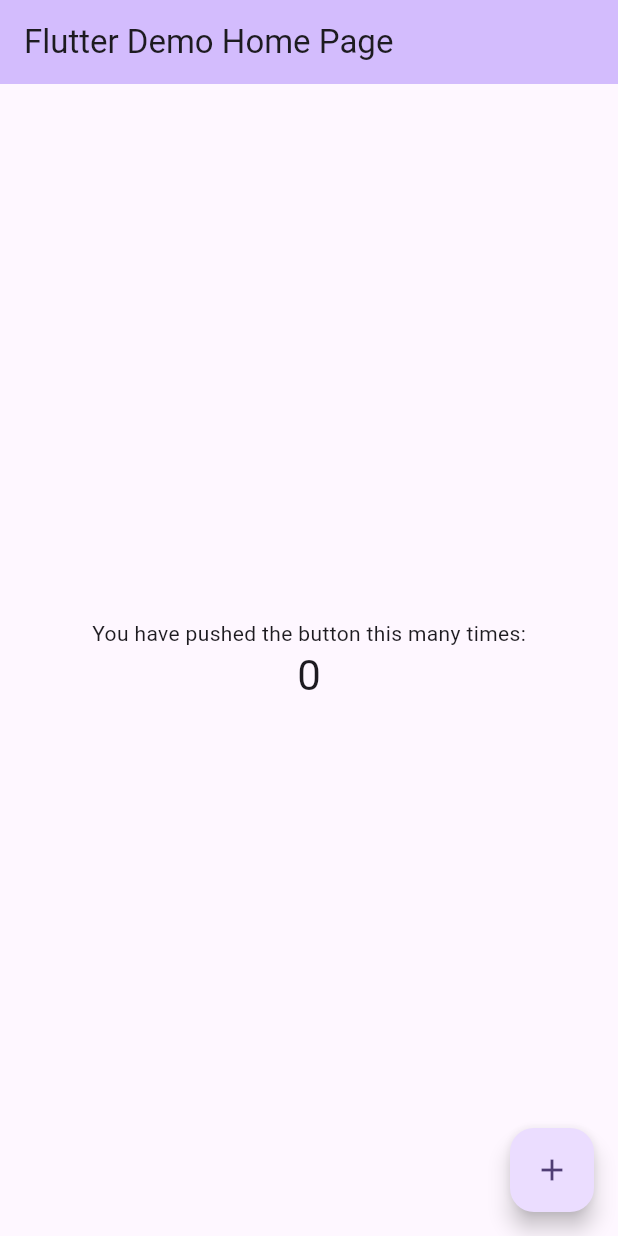
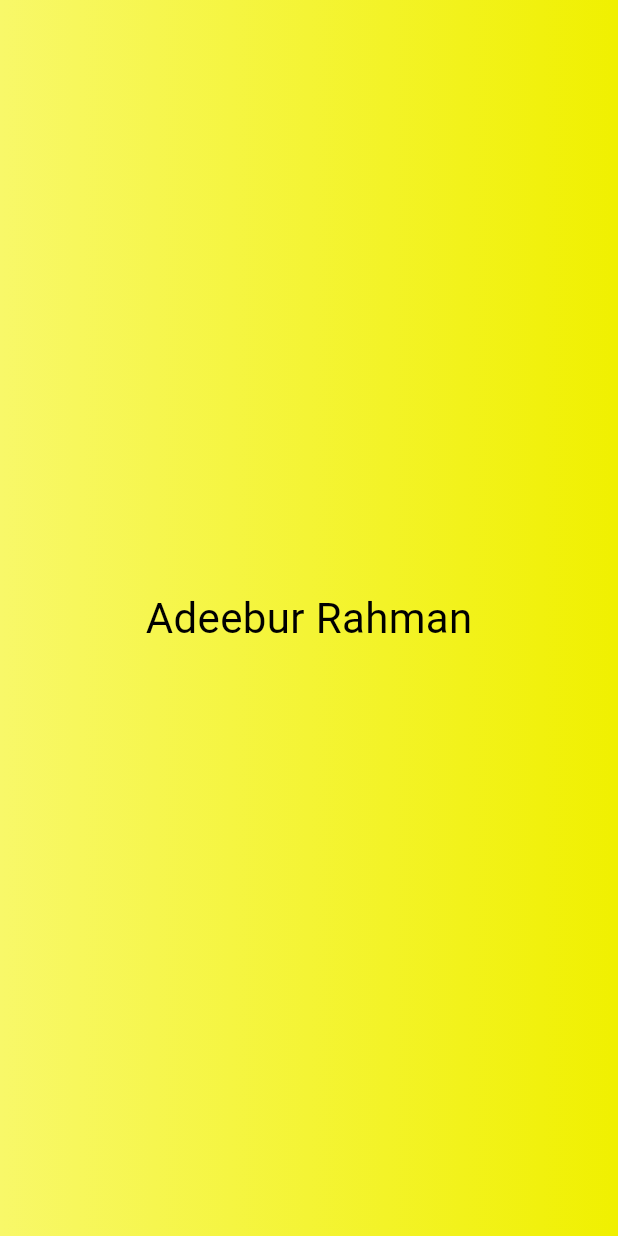
Before and after one commit to adeeburrahman11/basics, a Flutter app: the screen it shows after launch, on a phone screen of 412 x 824 dp. Run offline on Flutter 3.47's test engine with Material 3 defaults, Android fonts, the phone set to English and light mode, and no system bars.

Commit message:
some changes

```diff
--- /dev/null
+++ b/lib/gradient_container.dart
@@ -0,0 +1,22 @@
+import 'package:flutter/material.dart';
+import 'package:basics/styled_text.dart';
+
+class GradientContainer extends StatelessWidget {
+  const GradientContainer({super.key});
+  @override
+  Widget build(context) {
+    return Container(
+      decoration: const BoxDecoration(
+        gradient: LinearGradient(
+          colors: [
+            Color.fromARGB(255, 248, 248, 105),
+            Color.fromARGB(255, 240, 240, 0),
+          ],
+        ),
+      ),
+      child: const Center(
+        child: StyledText(),
+      ),
+    );
+  }
+}
--- a/lib/main.dart
+++ b/lib/main.dart
@@ -1,125 +1,13 @@
 import 'package:flutter/material.dart';
+import 'package:basics/gradient_container.dart';
 
 void main() {
-  runApp(const MyApp());
+  runApp(
+    const MaterialApp(
+      home: Scaffold(
+        // backgroundColor: Color.fromARGB(255, 230, 230, 20),
+        body: GradientContainer(),
+      ),
+    ),
+  );
 }
-
-class MyApp extends StatelessWidget {
-  const MyApp({super.key});
-
-  // This widget is the root of your application.
-  @override
-  Widget build(BuildContext context) {
-    return MaterialApp(
-      title: 'Flutter Demo',
-      theme: ThemeData(
-        // This is the theme of your application.
-        //
-        // TRY THIS: Try running your application with "flutter run". You'll see
-        // the application has a purple toolbar. Then, without quitting the app,
-        // try changing the seedColor in the colorScheme below to Colors.green
-        // and then invoke "hot reload" (save your changes or press the "hot
-        // reload" button in a Flutter-supported IDE, or press "r" if you used
-        // the command line to start the app).
-        //
-        // Notice that the counter didn't reset back to zero; the application
-        // state is not lost during the reload. To reset the state, use hot
-        // restart instead.
-        //
-        // This works for code too, not just values: Most code changes can be
-        // tested with just a hot reload.
-        colorScheme: ColorScheme.fromSeed(seedColor: Colors.deepPurple),
-        useMaterial3: true,
-      ),
-      home: const MyHomePage(title: 'Flutter Demo Home Page'),
-    );
-  }
-}
-
-class MyHomePage extends StatefulWidget {
-  const MyHomePage({super.key, required this.title});
-
-  // This widget is the home page of your application. It is stateful, meaning
-  // that it has a State object (defined below) that contains fields that affect
-  // how it looks.
-
-  // This class is the configuration for the state. It holds the values (in this
-  // case the title) provided by the parent (in this case the App widget) and
-  // used by the build method of the State. Fields in a Widget subclass are
-  // always marked "final".
-
-  final String title;
-
-  @override
-  State<MyHomePage> createState() => _MyHomePageState();
-}
-
-class _MyHomePageState extends State<MyHomePage> {
-  int _counter = 0;
-
-  void _incrementCounter() {
-    setState(() {
-      // This call to setState tells the Flutter framework that something has
-      // changed in this State, which causes it to rerun the build method below
-      // so that the display can reflect the updated values. If we changed
-      // _counter without calling setState(), then the build method would not be
-      // called again, and so nothing would appear to happen.
-      _counter++;
-    });
-  }
-
-  @override
-  Widget build(BuildContext context) {
-    // This method is rerun every time setState is called, for instance as done
-    // by the _incrementCounter method above.
-    //
-    // The Flutter framework has been optimized to make rerunning build methods
-    // fast, so that you can just rebuild anything that needs updating rather
-    // than having to individually change instances of widgets.
-    return Scaffold(
-      appBar: AppBar(
-        // TRY THIS: Try changing the color here to a specific color (to
-        // Colors.amber, perhaps?) and trigger a hot reload to see the AppBar
-        // change color while the other colors stay the same.
-        backgroundColor: Theme.of(context).colorScheme.inversePrimary,
-        // Here we take the value from the MyHomePage object that was created by
-        // the App.build method, and use it to set our appbar title.
-        title: Text(widget.title),
-      ),
-      body: Center(
-        // Center is a layout widget. It takes a single child and positions it
-        // in the middle of the parent.
-        child: Column(
-          // Column is also a layout widget. It takes a list of children and
-          // arranges them vertically. By default, it sizes itself to fit its
-          // children horizontally, and tries to be as tall as its parent.
-          //
-          // Column has various properties to control how it sizes itself and
-          // how it positions its children. Here we use mainAxisAlignment to
-          // center the children vertically; the main axis here is the vertical
-          // axis because Columns are vertical (the cross axis would be
-          // horizontal).
-          //
-          // TRY THIS: Invoke "debug painting" (choose the "Toggle Debug Paint"
-          // action in the IDE, or press "p" in the console), to see the
-          // wireframe for each widget.
-          mainAxisAlignment: MainAxisAlignment.center,
-          children: <Widget>[
-            const Text(
-              'You have pushed the button this many times:',
-            ),
-            Text(
-              '$_counter',
-              style: Theme.of(context).textTheme.headlineMedium,
-            ),
-          ],
-        ),
-      ),
-      floatingActionButton: FloatingActionButton(
-        onPressed: _incrementCounter,
-        tooltip: 'Increment',
-        child: const Icon(Icons.add),
-      ), // This trailing comma makes auto-formatting nicer for build methods.
-    );
-  }
-}
--- /dev/null
+++ b/lib/styled_text.dart
@@ -0,0 +1,15 @@
+import 'package:flutter/material.dart';
+
+class StyledText extends StatelessWidget {
+  const StyledText({super.key});
+  @override
+  Widget build(context) {
+    return const Text(
+      'Adeebur Rahman',
+      style: TextStyle(
+        color: Color.fromARGB(255, 0, 0, 0),
+        fontSize: 28,
+      ),
+    );
+  }
+}
```
